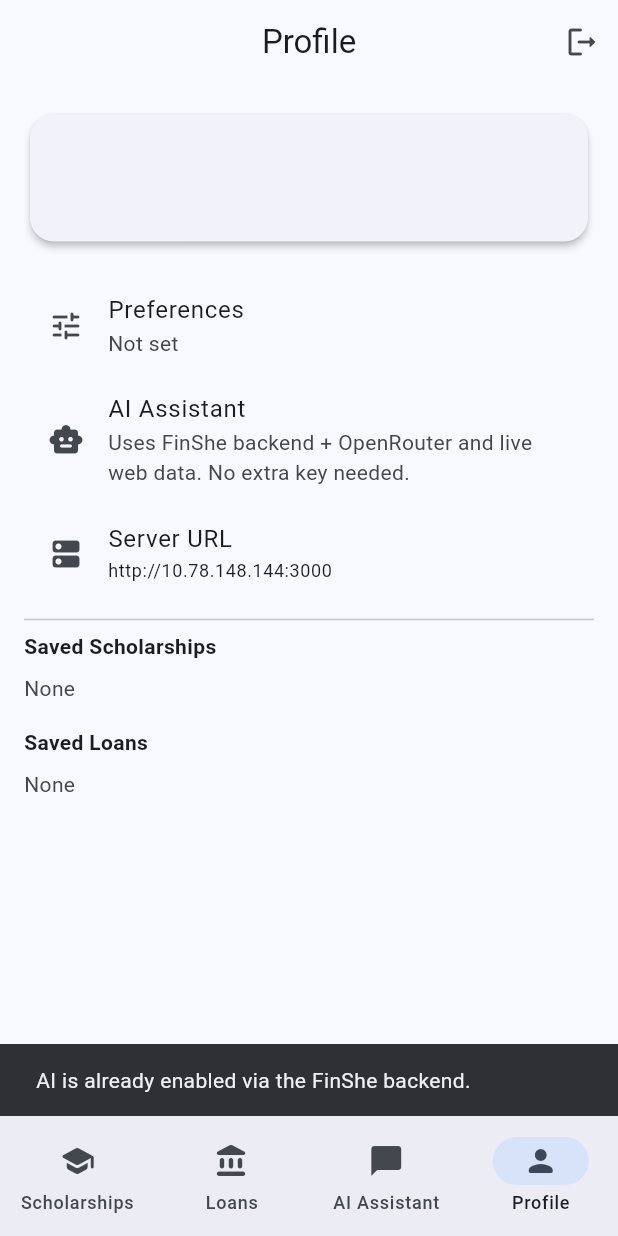
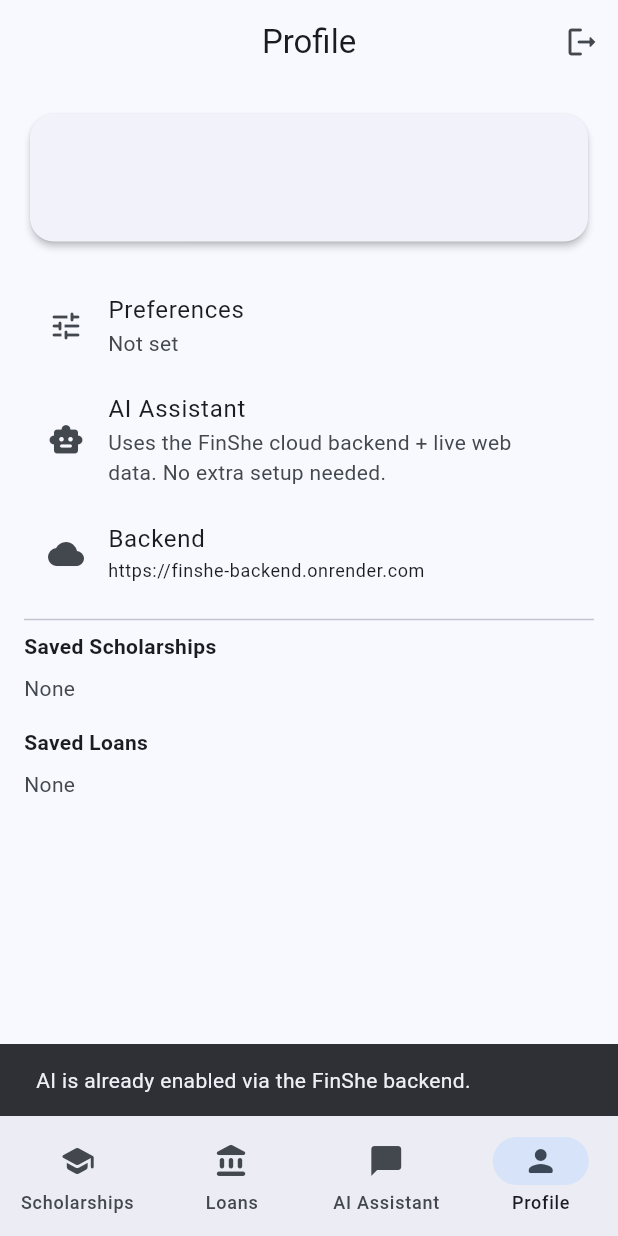
Before and after one commit to dineshkumarpanda408-arch/finshe-backend, a Flutter app: the screen it shows once a user with an empty profile is signed in, item 4 of the bottom bar chosen, after a tap on "AI Assistant", on a phone screen of 412 x 824 dp. Run offline on Flutter 3.47's test engine with Material 3 defaults, Android fonts, the phone set to English and light mode, and no system bars; our stand-ins replace cloud_firestore, firebase_auth, firebase_core, flutter_local_notifications, google_sign_in, shared_preferences; accounts and stored records are empty.

Commit message:
Fix AI backend reliability and cloud config
Switch app to cloud backend, remove Wi‑Fi/server URL UI, and harden backend chat with web-result fallback and version endpoint.

Made-with: Cursor

```diff
--- a/lib/config/backend_config.dart
+++ b/lib/config/backend_config.dart
@@ -1,58 +1,31 @@
 import 'package:http/http.dart' as http;
-import 'package:shared_preferences/shared_preferences.dart';
 
-/// Backend server configuration for FinShe AI.
-/// Update [defaultBaseUrl] when your laptop's IP changes (run `ipconfig` on Windows).
-const String baseUrl = 'http://10.78.148.144:3000';
-const String defaultBaseUrl = 'http://10.78.148.144:3000';
-const String _prefKey = 'finshe_backend_base_url';
+/// Cloud backend used by the app.
+///
+/// This is intentionally NOT user-configurable: the app targets the deployed
+/// backend so it works on mobile data / any network without Wi‑Fi setup.
+const String defaultBaseUrl = 'https://finshe-backend.onrender.com';
 
 class BackendConfig {
-  /// Tests if the server is reachable. Returns null on success, or error message on failure.
-  static Future<String?> testConnection(String baseUrl) async {
+  static const String baseUrl = defaultBaseUrl;
+
+  static Future<String> getBaseUrl() async => baseUrl;
+
+  /// Returns `null` when reachable, otherwise a short error message.
+  ///
+  /// The backend exposes a health check at GET `/`.
+  static Future<String?> testConnection([String url = baseUrl]) async {
     try {
-      final uri = Uri.parse(baseUrl.replaceAll(RegExp(r'/$'), ''));
+      final uri = Uri.parse(url);
       final res = await http.get(uri).timeout(const Duration(seconds: 10));
-      if (res.statusCode == 200) return null;
-      return 'Server returned ${res.statusCode}';
+      if (res.statusCode >= 200 && res.statusCode < 300) return null;
+      return 'HTTP ${res.statusCode}';
     } catch (e) {
-      final msg = e.toString().toLowerCase();
-      if (msg.contains('connection refused')) {
-        return 'Connection refused – Server not running or Windows Firewall blocking. Run allow_server_firewall.ps1 as Administrator.';
-      }
-      if (msg.contains('connection timed out') || msg.contains('timed out')) {
-        return 'Timed out – Windows Firewall likely blocking. Run allow_server_firewall.ps1 as Administrator.';
-      }
-      if (msg.contains('network is unreachable') || msg.contains('unreachable')) {
-        return 'Network unreachable – Phone and laptop on different Wi‑Fi? Disable mobile data on phone.';
-      }
-      if (msg.contains('failed host lookup') || msg.contains('nodename')) {
-        return 'Invalid address – Check the IP is correct.';
-      }
-      return e.toString().replaceAll(RegExp(r'^.*?Exception:?\s*'), '').split('\n').first;
-    }
-  }
-  static Future<String> getBaseUrl() async {
-    final prefs = await SharedPreferences.getInstance();
-    return prefs.getString(_prefKey) ?? defaultBaseUrl;
-  }
-
-  static Future<void> setBaseUrl(String url) async {
-    final prefs = await SharedPreferences.getInstance();
-    if (url.trim().isEmpty) {
-      await prefs.remove(_prefKey);
-    } else {
-      final trimmed = url.trim();
-      if (!trimmed.startsWith('http://') && !trimmed.startsWith('https://')) {
-        await prefs.setString(_prefKey, 'http://$trimmed');
-      } else {
-        await prefs.setString(_prefKey, trimmed.replaceAll(RegExp(r'/$'), ''));
-      }
+      return e.toString();
     }
   }
 
-  static Future<void> resetToDefault() async {
-    final prefs = await SharedPreferences.getInstance();
-    await prefs.remove(_prefKey);
-  }
+  // Legacy API kept to avoid breaking old code paths. No-ops by design.
+  static Future<void> setBaseUrl(String _) async {}
+  static Future<void> resetToDefault() async {}
 }
--- a/lib/screens/ai_assistant_screen.dart
+++ b/lib/screens/ai_assistant_screen.dart
@@ -3,9 +3,6 @@ import 'package:provider/provider.dart';
 import '../providers/app_provider.dart';
 import '../models/scholarship_model.dart';
 import '../models/loan_model.dart';
-import '../services/ai_service.dart';
-import '../config/backend_config.dart';
-import '../widgets/server_url_dialog.dart';
 
 class AIAssistantScreen extends StatefulWidget {
   const AIAssistantScreen({super.key});
@@ -19,18 +16,10 @@ class _AIAssistantScreenState extends State<AIAssistantScreen> {
   final _scrollController = ScrollController();
   final List<_Bubble> _messages = [];
   bool _loading = false;
-  bool? _serverReachable;
 
   @override
   void initState() {
     super.initState();
-    _checkConnection();
-  }
-
-  Future<void> _checkConnection() async {
-    final url = await BackendConfig.getBaseUrl();
-    final err = await BackendConfig.testConnection(url);
-    if (mounted) setState(() => _serverReachable = err == null);
   }
 
   @override
@@ -75,22 +64,12 @@ class _AIAssistantScreenState extends State<AIAssistantScreen> {
         loans: result.loans,
       ));
       _loading = false;
-      if (result.backendReachable) _serverReachable = true;
-      if (!result.backendReachable) _serverReachable = false;
     });
     if (!result.backendReachable && mounted) {
-      setState(() => _serverReachable = false);
       ScaffoldMessenger.of(context).showSnackBar(
-        SnackBar(
-          content: const Text('Could not reach AI server. Tap the WiFi icon to fix.'),
-          duration: const Duration(seconds: 5),
-            action: SnackBarAction(
-            label: 'Fix',
-            onPressed: () => showDialog(
-              context: context,
-              builder: (_) => ServerUrlDialog(onSaved: _checkConnection),
-            ),
-          ),
+        const SnackBar(
+          content: Text('Cloud AI is temporarily unreachable. Please try again.'),
+          duration: Duration(seconds: 4),
         ),
       );
     }
@@ -113,14 +92,6 @@ class _AIAssistantScreenState extends State<AIAssistantScreen> {
         title: const Text('AI Assistant'),
         actions: [
           IconButton(
-            icon: const Icon(Icons.wifi_find_rounded),
-            tooltip: 'Server URL – fix connection',
-            onPressed: () => showDialog(
-              context: context,
-              builder: (_) => ServerUrlDialog(onSaved: _checkConnection),
-            ),
-          ),
-          IconButton(
             icon: const Icon(Icons.lightbulb_outline_rounded),
             tooltip: 'Example: Scholarships for women in Germany',
             onPressed: () {
@@ -132,29 +103,7 @@ class _AIAssistantScreenState extends State<AIAssistantScreen> {
       ),
       body: Column(
         children: [
-          if (_serverReachable == false)
-            Material(
-              color: Colors.orange.shade100,
-              child: InkWell(
-                onTap: () => showDialog(context: context, builder: (_) => ServerUrlDialog(onSaved: _checkConnection)),
-                child: Padding(
-                  padding: const EdgeInsets.symmetric(horizontal: 16, vertical: 10),
-                  child: Row(
-                    children: [
-                      Icon(Icons.wifi_off_rounded, color: Colors.orange.shade900, size: 20),
-                      const SizedBox(width: 8),
-                      Expanded(
-                        child: Text(
-                          'Can\'t reach server. Tap to set Server URL (same Wi‑Fi required)',
-                          style: TextStyle(fontSize: 12, color: Colors.orange.shade900),
-                        ),
-                      ),
-                      Icon(Icons.chevron_right, color: Colors.orange.shade900, size: 20),
-                    ],
-                  ),
-                ),
-              ),
-            ),
+          // No always-on "unreachable" banner: we only show an error after an actual failed request.
           Expanded(
             child: _messages.isEmpty
                 ? Center(
@@ -178,7 +127,7 @@ class _AIAssistantScreenState extends State<AIAssistantScreen> {
                           ),
                           const SizedBox(height: 16),
                           Text(
-                            'Powered by FinShe backend + AI. We combine your saved data, global knowledge, and live web results to answer your questions.',
+                            'Powered by the FinShe cloud backend. We combine your saved data, global knowledge, and live web results to answer your questions.',
                             style: theme.textTheme.bodySmall?.copyWith(color: theme.colorScheme.outline, fontStyle: FontStyle.italic),
                             textAlign: TextAlign.center,
                           ),
--- a/lib/screens/profile_screen.dart
+++ b/lib/screens/profile_screen.dart
@@ -6,7 +6,6 @@ import '../models/user_model.dart';
 import '../models/scholarship_model.dart';
 import '../models/loan_model.dart';
 import '../services/firestore_service.dart';
-import '../widgets/server_url_dialog.dart';
 
 class ProfileScreen extends StatelessWidget {
   const ProfileScreen({super.key});
@@ -71,7 +70,7 @@ class ProfileScreen extends StatelessWidget {
           ListTile(
             leading: const Icon(Icons.smart_toy_rounded),
             title: const Text('AI Assistant'),
-            subtitle: const Text('Uses FinShe backend + OpenRouter and live web data. No extra key needed.'),
+            subtitle: const Text('Uses the FinShe cloud backend + live web data. No extra setup needed.'),
             onTap: () {
               ScaffoldMessenger.of(context).showSnackBar(
                 const SnackBar(
@@ -80,22 +79,15 @@ class ProfileScreen extends StatelessWidget {
               );
             },
           ),
-          FutureBuilder<String>(
-            future: BackendConfig.getBaseUrl(),
-            builder: (context, snapshot) {
-              final url = snapshot.data ?? defaultBaseUrl;
-              return ListTile(
-                leading: const Icon(Icons.dns_rounded),
-                title: const Text('Server URL'),
-                subtitle: Text(
-                  url,
-                  maxLines: 1,
-                  overflow: TextOverflow.ellipsis,
-                  style: Theme.of(context).textTheme.bodySmall,
-                ),
-                onTap: () => _showServerUrlDialog(context),
-              );
-            },
+          ListTile(
+            leading: const Icon(Icons.cloud_rounded),
+            title: const Text('Backend'),
+            subtitle: Text(
+              BackendConfig.baseUrl,
+              maxLines: 1,
+              overflow: TextOverflow.ellipsis,
+              style: Theme.of(context).textTheme.bodySmall,
+            ),
           ),
           const Divider(),
           const Text('Saved Scholarships', style: TextStyle(fontWeight: FontWeight.bold)),
@@ -120,13 +112,6 @@ class ProfileScreen extends StatelessWidget {
   }
 
   // OpenAI key UI is no longer needed because AI now goes through the FinShe backend.
-
-  void _showServerUrlDialog(BuildContext context) {
-    showDialog(
-      context: context,
-      builder: (_) => const ServerUrlDialog(),
-    );
-  }
 
   Future<void> _editPreferences(BuildContext context, AppProvider app, UserModel user) async {
     await showDialog(
```
Also changed, not shown: lib/services/ai_service.dart (+24 -172 lines), lib/widgets/server_url_dialog.dart (deleted, +0 -130 lines), 5 other files.
